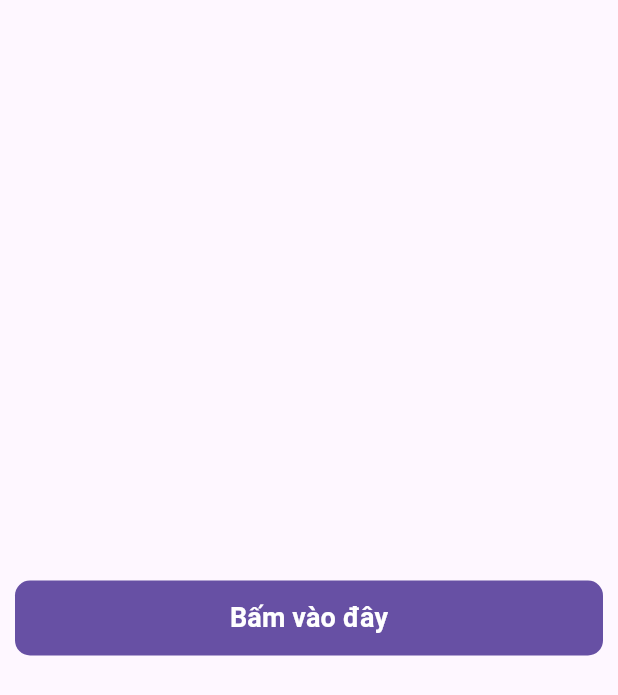
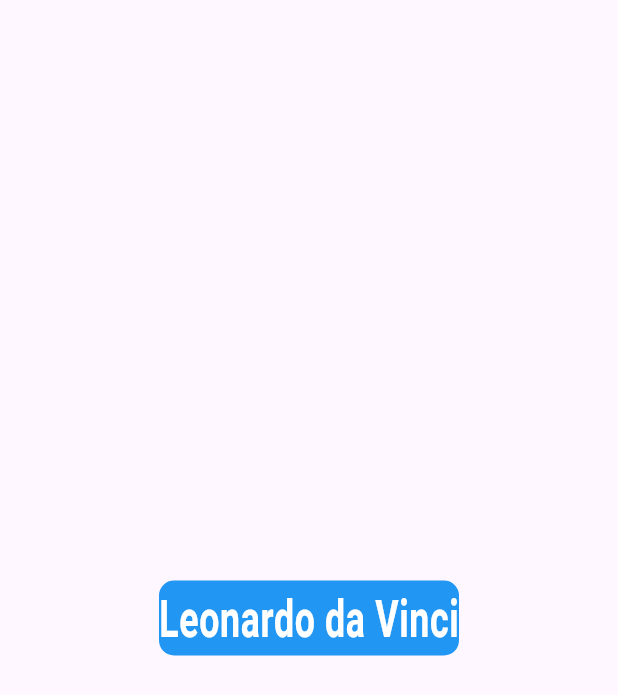
Before and after one commit to LoTrinhTuHocFlutter/Material, a Flutter app: the screen it shows after launch, on a phone screen of 412 x 824 dp. Shown: the top 695 px of the screen. Run offline on Flutter 3.47's test engine with Material 3 defaults, Android fonts, the phone set to English and light mode, and no system bars.

Commit message:
Add Widget FittedBox

```diff
--- a/lib/main.dart
+++ b/lib/main.dart
@@ -1,5 +1,5 @@
 import 'package:flutter/material.dart';
-import 'package:material/widgets/filled_button_example.dart';
+import 'package:material/widgets/fitted_box_example.dart';
 
 void main() {
   runApp(const MyApp());
@@ -12,7 +12,7 @@ class MyApp extends StatelessWidget {
   Widget build(BuildContext context) {
     return MaterialApp(
       debugShowCheckedModeBanner: false,
-      home: FilledButtonExample(),
+      home: FittedBoxExample(),
     );
   }
 }
--- /dev/null
+++ b/lib/widgets/fitted_box_example.dart
@@ -0,0 +1,31 @@
+import 'package:flutter/material.dart';
+
+class FittedBoxExample extends StatelessWidget {
+  const FittedBoxExample({super.key});
+
+  @override
+  Widget build(BuildContext context) {
+    return Scaffold(
+      body: Center(
+        child: Container(
+          width: 200.0,
+          height: 50.0,
+          decoration: BoxDecoration(
+            borderRadius: BorderRadius.circular(10.0),
+            color: Colors.blue,
+          ),
+          child: FittedBox(
+            fit: BoxFit.fill,
+            child: Text(
+              'Leonardo da Vinci',
+              style: TextStyle(
+                fontWeight: FontWeight.bold,
+                color: Colors.white,
+              ),
+            ),
+          ),
+        ),
+      ),
+    );
+  }
+}
```
